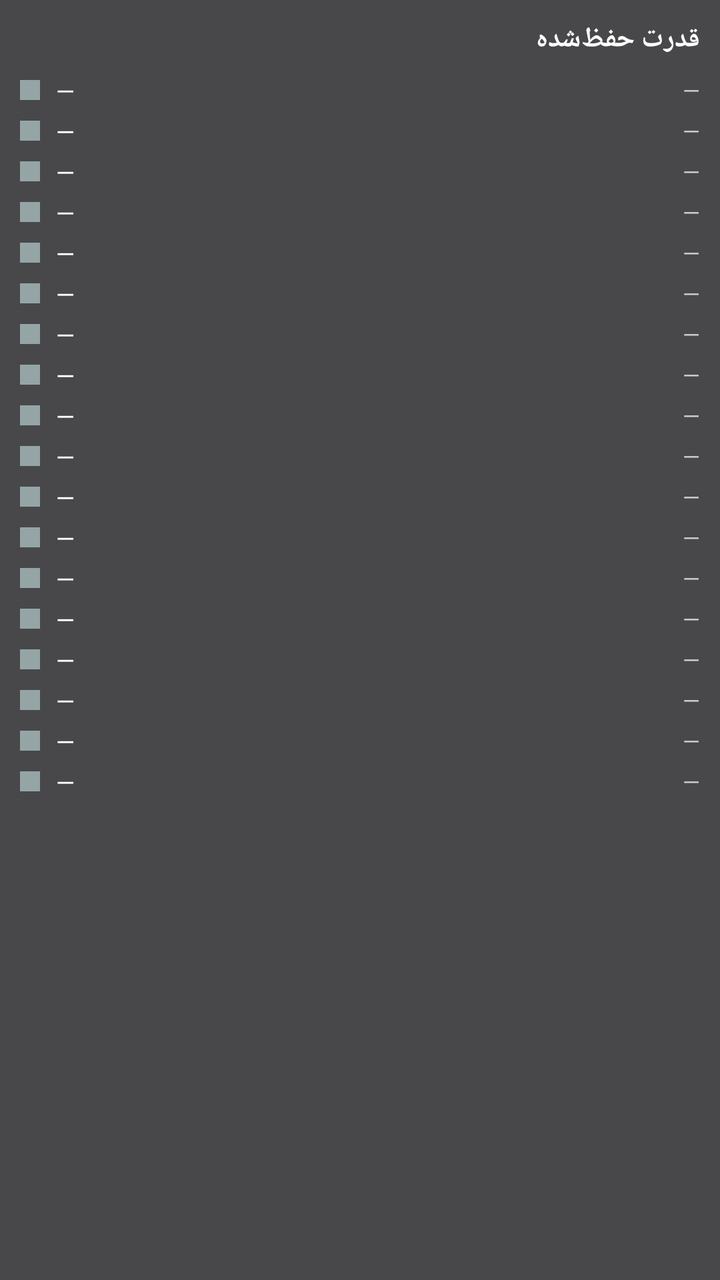
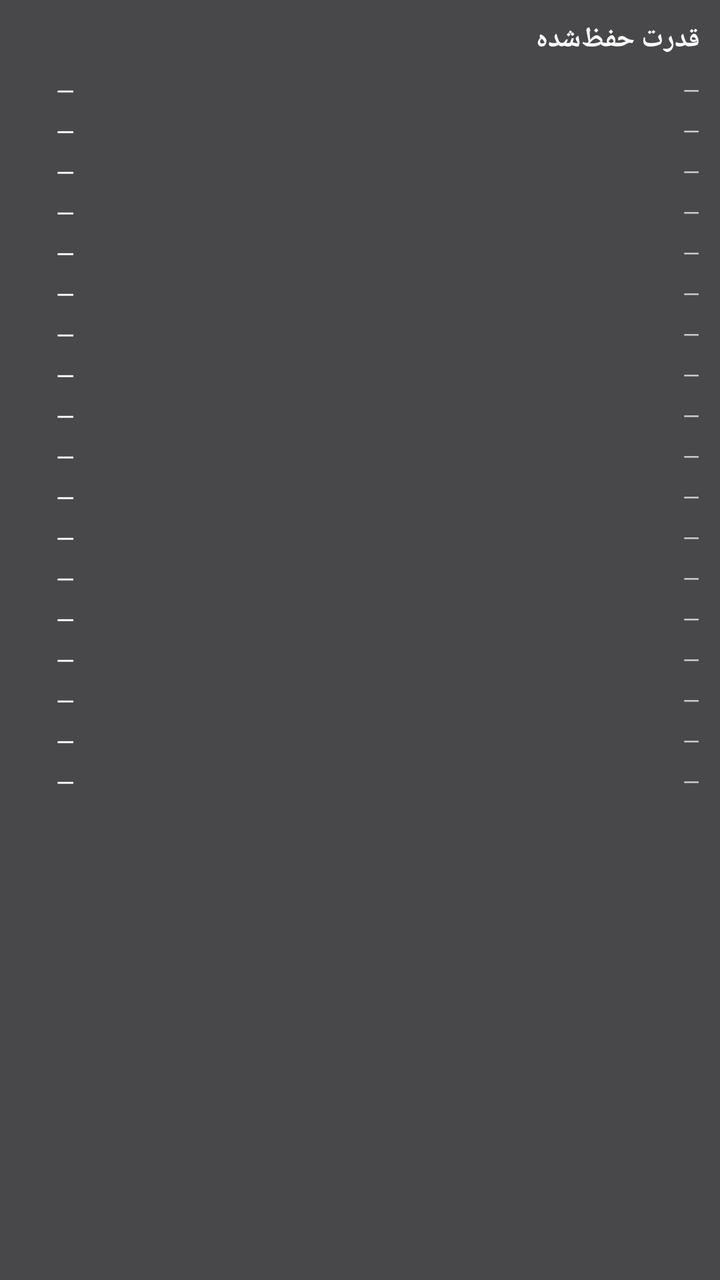

The first picture is an Android layout as it rendered before a commit; the second is the same layout after the commit. The layout source and the unified diff follow.
<!-- AndroidManifest.xml: application theme AppTheme -->
<!-- res/layout/widget_muscle_strength.xml -->
<?xml version="1.0" encoding="utf-8"?>
<LinearLayout xmlns:android="http://schemas.android.com/apk/res/android"
    android:id="@+id/wroot"
    android:layout_width="match_parent"
    android:layout_height="match_parent"
    android:orientation="vertical"
    android:padding="10dp"
    android:background="#CC1C1C1E">
    <TextView
        android:id="@+id/wtitle"
        android:layout_width="match_parent"
        android:layout_height="wrap_content"
        android:text="قدرت حفظ‌شده"
        android:textStyle="bold"
        android:textSize="14sp"
        android:textColor="#FFFFFF"
        android:paddingBottom="6dp" />

        <LinearLayout
            android:id="@+id/mrow0"
            android:layout_width="match_parent"
            android:layout_height="wrap_content"
            android:orientation="horizontal"
            android:gravity="center_vertical"
            android:paddingTop="2dp"
            android:paddingBottom="2dp">
            <TextView
                android:id="@+id/mdot0"
                android:layout_width="10dp"
                android:layout_height="10dp"
                android:layout_marginEnd="8dp"
                android:background="#95A5A6" />
            <TextView
                android:id="@+id/mname0"
                android:layout_width="0dp"
                android:layout_height="wrap_content"
                android:layout_weight="1"
                android:textSize="12sp"
                android:textColor="#FFFFFF"
                android:text="—" />
            <TextView
                android:id="@+id/mval0"
                android:layout_width="36dp"
                android:layout_height="wrap_content"
                android:gravity="end"
                android:textSize="11sp"
                android:textColor="#CCCCCC"
                android:text="—" />
        </LinearLayout>

        <LinearLayout
            android:id="@+id/mrow1"
            android:layout_width="match_parent"
            android:layout_height="wrap_content"
            android:orientation="horizontal"
            android:gravity="center_vertical"
            android:paddingTop="2dp"
            android:paddingBottom="2dp">
            <TextView
                android:id="@+id/mdot1"
                android:layout_width="10dp"
                android:layout_height="10dp"
                android:layout_marginEnd="8dp"
                android:background="#95A5A6" />
            <TextView
                android:id="@+id/mname1"
                android:layout_width="0dp"
                android:layout_height="wrap_content"
                android:layout_weight="1"
                android:textSize="12sp"
                android:textColor="#FFFFFF"
                android:text="—" />
            <TextView
                android:id="@+id/mval1"
                android:layout_width="36dp"
                android:layout_height="wrap_content"
                android:gravity="end"
                android:textSize="11sp"
                android:textColor="#CCCCCC"
                android:text="—" />
        </LinearLayout>

        <LinearLayout
            android:id="@+id/mrow2"
            android:layout_width="match_parent"
            android:layout_height="wrap_content"
            android:orientation="horizontal"
            android:gravity="center_vertical"
            android:paddingTop="2dp"
            android:paddingBottom="2dp">
            <TextView
                android:id="@+id/mdot2"
                android:layout_width="10dp"
                android:layout_height="10dp"
                android:layout_marginEnd="8dp"
                android:background="#95A5A6" />
            <TextView
                android:id="@+id/mname2"
                android:layout_width="0dp"
                android:layout_height="wrap_content"
                android:layout_weight="1"
                android:textSize="12sp"
                android:textColor="#FFFFFF"
                android:text="—" />
            <TextView
                android:id="@+id/mval2"
                android:layout_width="36dp"
                android:layout_height="wrap_content"
                android:gravity="end"
                android:textSize="11sp"
                android:textColor="#CCCCCC"
                android:text="—" />
        </LinearLayout>

        <LinearLayout
            android:id="@+id/mrow3"
            android:layout_width="match_parent"
            android:layout_height="wrap_content"
            android:orientation="horizontal"
            android:gravity="center_vertical"
            android:paddingTop="2dp"
            android:paddingBottom="2dp">
            <TextView
                android:id="@+id/mdot3"
                android:layout_width="10dp"
                android:layout_height="10dp"
                android:layout_marginEnd="8dp"
                android:background="#95A5A6" />
            <TextView
                android:id="@+id/mname3"
                android:layout_width="0dp"
                android:layout_height="wrap_content"
                android:layout_weight="1"
                android:textSize="12sp"
                android:textColor="#FFFFFF"
                android:text="—" />
            <TextView
                android:id="@+id/mval3"
                android:layout_width="36dp"
                android:layout_height="wrap_content"
                android:gravity="end"
                android:textSize="11sp"
                android:textColor="#CCCCCC"
                android:text="—" />
        </LinearLayout>

        <LinearLayout
            android:id="@+id/mrow4"
            android:layout_width="match_parent"
            android:layout_height="wrap_content"
            android:orientation="horizontal"
            android:gravity="center_vertical"
            android:paddingTop="2dp"
            android:paddingBottom="2dp">
            <TextView
                android:id="@+id/mdot4"
                android:layout_width="10dp"
                android:layout_height="10dp"
                android:layout_marginEnd="8dp"
                android:background="#95A5A6" />
            <TextView
                android:id="@+id/mname4"
                android:layout_width="0dp"
                android:layout_height="wrap_content"
                android:layout_weight="1"
                android:textSize="12sp"
                android:textColor="#FFFFFF"
                android:text="—" />
            <TextView
                android:id="@+id/mval4"
                android:layout_width="36dp"
                android:layout_height="wrap_content"
                android:gravity="end"
                android:textSize="11sp"
                android:textColor="#CCCCCC"
                android:text="—" />
        </LinearLayout>

        <LinearLayout
            android:id="@+id/mrow5"
            android:layout_width="match_parent"
            android:layout_height="wrap_content"
            android:orientation="horizontal"
            android:gravity="center_vertical"
            android:paddingTop="2dp"
            android:paddingBottom="2dp">
            <TextView
                android:id="@+id/mdot5"
                android:layout_width="10dp"
                android:layout_height="10dp"
                android:layout_marginEnd="8dp"
                android:background="#95A5A6" />
            <TextView
                android:id="@+id/mname5"
                android:layout_width="0dp"
                android:layout_height="wrap_content"
                android:layout_weight="1"
                android:textSize="12sp"
                android:textColor="#FFFFFF"
                android:text="—" />
            <TextView
                android:id="@+id/mval5"
                android:layout_width="36dp"
                android:layout_height="wrap_content"
                android:gravity="end"
                android:textSize="11sp"
                android:textColor="#CCCCCC"
                android:text="—" />
        </LinearLayout>

        <LinearLayout
            android:id="@+id/mrow6"
            android:layout_width="match_parent"
            android:layout_height="wrap_content"
            android:orientation="horizontal"
            android:gravity="center_vertical"
            android:paddingTop="2dp"
            android:paddingBottom="2dp">
            <TextView
                android:id="@+id/mdot6"
                android:layout_width="10dp"
                android:layout_height="10dp"
                android:layout_marginEnd="8dp"
                android:background="#95A5A6" />
            <TextView
                android:id="@+id/mname6"
                android:layout_width="0dp"
                android:layout_height="wrap_content"
                android:layout_weight="1"
                android:textSize="12sp"
                android:textColor="#FFFFFF"
                android:text="—" />
            <TextView
                android:id="@+id/mval6"
                android:layout_width="36dp"
                android:layout_height="wrap_content"
                android:gravity="end"
                android:textSize="11sp"
                android:textColor="#CCCCCC"
                android:text="—" />
        </LinearLayout>

        <LinearLayout
            android:id="@+id/mrow7"
            android:layout_width="match_parent"
            android:layout_height="wrap_content"
            android:orientation="horizontal"
            android:gravity="center_vertical"
            android:paddingTop="2dp"
            android:paddingBottom="2dp">
            <TextView
                android:id="@+id/mdot7"
                android:layout_width="10dp"
                android:layout_height="10dp"
                android:layout_marginEnd="8dp"
                android:background="#95A5A6" />
            <TextView
                android:id="@+id/mname7"
                android:layout_width="0dp"
                android:layout_height="wrap_content"
                android:layout_weight="1"
                android:textSize="12sp"
                android:textColor="#FFFFFF"
                android:text="—" />
            <TextView
                android:id="@+id/mval7"
                android:layout_width="36dp"
                android:layout_height="wrap_content"
                android:gravity="end"
                android:textSize="11sp"
                android:textColor="#CCCCCC"
                android:text="—" />
        </LinearLayout>

        <LinearLayout
            android:id="@+id/mrow8"
            android:layout_width="match_parent"
            android:layout_height="wrap_content"
            android:orientation="horizontal"
            android:gravity="center_vertical"
            android:paddingTop="2dp"
            android:paddingBottom="2dp">
            <TextView
                android:id="@+id/mdot8"
                android:layout_width="10dp"
                android:layout_height="10dp"
                android:layout_marginEnd="8dp"
                android:background="#95A5A6" />
            <TextView
                android:id="@+id/mname8"
                android:layout_width="0dp"
                android:layout_height="wrap_content"
                android:layout_weight="1"
                android:textSize="12sp"
                android:textColor="#FFFFFF"
                android:text="—" />
            <TextView
                android:id="@+id/mval8"
                android:layout_width="36dp"
                android:layout_height="wrap_content"
                android:gravity="end"
                android:textSize="11sp"
                android:textColor="#CCCCCC"
                android:text="—" />
        </LinearLayout>

        <LinearLayout
            android:id="@+id/mrow9"
            android:layout_width="match_parent"
            android:layout_height="wrap_content"
            android:orientation="horizontal"
            android:gravity="center_vertical"
            android:paddingTop="2dp"
            android:paddingBottom="2dp">
            <TextView
                android:id="@+id/mdot9"
                android:layout_width="10dp"
                android:layout_height="10dp"
                android:layout_marginEnd="8dp"
                android:background="#95A5A6" />
            <TextView
                android:id="@+id/mname9"
                android:layout_width="0dp"
                android:layout_height="wrap_content"
                android:layout_weight="1"
                android:textSize="12sp"
                android:textColor="#FFFFFF"
                android:text="—" />
            <TextView
                android:id="@+id/mval9"
                android:layout_width="36dp"
                android:layout_height="wrap_content"
                android:gravity="end"
                android:textSize="11sp"
                android:textColor="#CCCCCC"
                android:text="—" />
        </LinearLayout>

        <LinearLayout
            android:id="@+id/mrow10"
            android:layout_width="match_parent"
            android:layout_height="wrap_content"
            android:orientation="horizontal"
            android:gravity="center_vertical"
            android:paddingTop="2dp"
            android:paddingBottom="2dp">
            <TextView
                android:id="@+id/mdot10"
                android:layout_width="10dp"
                android:layout_height="10dp"
                android:layout_marginEnd="8dp"
                android:background="#95A5A6" />
            <TextView
                android:id="@+id/mname10"
                android:layout_width="0dp"
                android:layout_height="wrap_content"
                android:layout_weight="1"
                android:textSize="12sp"
                android:textColor="#FFFFFF"
                android:text="—" />
            <TextView
                android:id="@+id/mval10"
                android:layout_width="36dp"
                android:layout_height="wrap_content"
                android:gravity="end"
                android:textSize="11sp"
                android:textColor="#CCCCCC"
                android:text="—" />
        </LinearLayout>

        <LinearLayout
            android:id="@+id/mrow11"
            android:layout_width="match_parent"
            android:layout_height="wrap_content"
            android:orientation="horizontal"
            android:gravity="center_vertical"
            android:paddingTop="2dp"
            android:paddingBottom="2dp">
            <TextView
                android:id="@+id/mdot11"
                android:layout_width="10dp"
                android:layout_height="10dp"
                android:layout_marginEnd="8dp"
                android:background="#95A5A6" />
            <TextView
                android:id="@+id/mname11"
                android:layout_width="0dp"
                android:layout_height="wrap_content"
                android:layout_weight="1"
                android:textSize="12sp"
                android:textColor="#FFFFFF"
                android:text="—" />
            <TextView
                android:id="@+id/mval11"
                android:layout_width="36dp"
                android:layout_height="wrap_content"
                android:gravity="end"
                android:textSize="11sp"
                android:textColor="#CCCCCC"
                android:text="—" />
        </LinearLayout>

        <LinearLayout
            android:id="@+id/mrow12"
            android:layout_width="match_parent"
            android:layout_height="wrap_content"
            android:orientation="horizontal"
            android:gravity="center_vertical"
            android:paddingTop="2dp"
            android:paddingBottom="2dp">
            <TextView
                android:id="@+id/mdot12"
                android:layout_width="10dp"
                android:layout_height="10dp"
                android:layout_marginEnd="8dp"
                android:background="#95A5A6" />
            <TextView
                android:id="@+id/mname12"
                android:layout_width="0dp"
                android:layout_height="wrap_content"
                android:layout_weight="1"
                android:textSize="12sp"
                android:textColor="#FFFFFF"
                android:text="—" />
            <TextView
                android:id="@+id/mval12"
                android:layout_width="36dp"
                android:layout_height="wrap_content"
                android:gravity="end"
                android:textSize="11sp"
                android:textColor="#CCCCCC"
                android:text="—" />
        </LinearLayout>

        <LinearLayout
            android:id="@+id/mrow13"
            android:layout_width="match_parent"
            android:layout_height="wrap_content"
            android:orientation="horizontal"
            android:gravity="center_vertical"
            android:paddingTop="2dp"
            android:paddingBottom="2dp">
            <TextView
                android:id="@+id/mdot13"
                android:layout_width="10dp"
                android:layout_height="10dp"
                android:layout_marginEnd="8dp"
                android:background="#95A5A6" />
            <TextView
                android:id="@+id/mname13"
                android:layout_width="0dp"
                android:layout_height="wrap_content"
                android:layout_weight="1"
                android:textSize="12sp"
                android:textColor="#FFFFFF"
                android:text="—" />
            <TextView
                android:id="@+id/mval13"
                android:layout_width="36dp"
                android:layout_height="wrap_content"
                android:gravity="end"
                android:textSize="11sp"
                android:textColor="#CCCCCC"
                android:text="—" />
        </LinearLayout>

        <LinearLayout
            android:id="@+id/mrow14"
            android:layout_width="match_parent"
            android:layout_height="wrap_content"
            android:orientation="horizontal"
            android:gravity="center_vertical"
            android:paddingTop="2dp"
            android:paddingBottom="2dp">
            <TextView
                android:id="@+id/mdot14"
                android:layout_width="10dp"
                android:layout_height="10dp"
                android:layout_marginEnd="8dp"
                android:background="#95A5A6" />
            <TextView
                android:id="@+id/mname14"
                android:layout_width="0dp"
                android:layout_height="wrap_content"
                android:layout_weight="1"
                android:textSize="12sp"
                android:textColor="#FFFFFF"
                android:text="—" />
            <TextView
                android:id="@+id/mval14"
                android:layout_width="36dp"
                android:layout_height="wrap_content"
                android:gravity="end"
                android:textSize="11sp"
                android:textColor="#CCCCCC"
                android:text="—" />
        </LinearLayout>

        <LinearLayout
            android:id="@+id/mrow15"
            android:layout_width="match_parent"
            android:layout_height="wrap_content"
            android:orientation="horizontal"
            android:gravity="center_vertical"
            android:paddingTop="2dp"
            android:paddingBottom="2dp">
            <TextView
                android:id="@+id/mdot15"
                android:layout_width="10dp"
                android:layout_height="10dp"
                android:layout_marginEnd="8dp"
                android:background="#95A5A6" />
            <TextView
                android:id="@+id/mname15"
                android:layout_width="0dp"
                android:layout_height="wrap_content"
                android:layout_weight="1"
                android:textSize="12sp"
                android:textColor="#FFFFFF"
                android:text="—" />
            <TextView
                android:id="@+id/mval15"
                android:layout_width="36dp"
                android:layout_height="wrap_content"
                android:gravity="end"
                android:textSize="11sp"
                android:textColor="#CCCCCC"
                android:text="—" />
        </LinearLayout>

        <LinearLayout
            android:id="@+id/mrow16"
            android:layout_width="match_parent"
            android:layout_height="wrap_content"
            android:orientation="horizontal"
            android:gravity="center_vertical"
            android:paddingTop="2dp"
            android:paddingBottom="2dp">
            <TextView
                android:id="@+id/mdot16"
                android:layout_width="10dp"
                android:layout_height="10dp"
                android:layout_marginEnd="8dp"
                android:background="#95A5A6" />
            <TextView
                android:id="@+id/mname16"
                android:layout_width="0dp"
                android:layout_height="wrap_content"
                android:layout_weight="1"
                android:textSize="12sp"
                android:textColor="#FFFFFF"
                android:text="—" />
            <TextView
                android:id="@+id/mval16"
                android:layout_width="36dp"
                android:layout_height="wrap_content"
                android:gravity="end"
                android:textSize="11sp"
                android:textColor="#CCCCCC"
                android:text="—" />
        </LinearLayout>

        <LinearLayout
            android:id="@+id/mrow17"
            android:layout_width="match_parent"
            android:layout_height="wrap_content"
            android:orientation="horizontal"
            android:gravity="center_vertical"
            android:paddingTop="2dp"
            android:paddingBottom="2dp">
            <TextView
                android:id="@+id/mdot17"
                android:layout_width="10dp"
                android:layout_height="10dp"
                android:layout_marginEnd="8dp"
                android:background="#95A5A6" />
            <TextView
                android:id="@+id/mname17"
                android:layout_width="0dp"
                android:layout_height="wrap_content"
                android:layout_weight="1"
                android:textSize="12sp"
                android:textColor="#FFFFFF"
                android:text="—" />
            <TextView
                android:id="@+id/mval17"
                android:layout_width="36dp"
                android:layout_height="wrap_content"
                android:gravity="end"
                android:textSize="11sp"
                android:textColor="#CCCCCC"
                android:text="—" />
        </LinearLayout>
    <TextView
        android:id="@+id/wfooter"
        android:layout_width="match_parent"
        android:layout_height="wrap_content"
        android:textSize="11sp"
        android:textColor="#AAAAAA"
        android:paddingTop="6dp"
        android:text="" />
</LinearLayout>
<!-- resources referenced by this layout -->
<resources>
  <style name="AppTheme" parent="Theme.AppCompat.Light.DarkActionBar">
          
          <item name="colorPrimary">@color/colorPrimary</item>
          <item name="colorPrimaryDark">@color/colorPrimaryDark</item>
          <item name="colorAccent">@color/colorAccent</item>
      </style>
</resources>

<!-- the commit's change to res/layout/widget_muscle_strength.xml (unified diff, before → after) -->
@@ -24,12 +24,7 @@
             android:gravity="center_vertical"
             android:paddingTop="2dp"
             android:paddingBottom="2dp">
-            <TextView
-                android:id="@+id/mdot0"
-                android:layout_width="10dp"
-                android:layout_height="10dp"
-                android:layout_marginEnd="8dp"
-                android:background="#95A5A6" />
+            <ImageView android:id="@+id/mdot0" android:layout_width="10dp" android:layout_height="10dp" android:layout_marginEnd="8dp" android:contentDescription="dot" />
             <TextView
                 android:id="@+id/mname0"
                 android:layout_width="0dp"
@@ -56,12 +51,7 @@
             android:gravity="center_vertical"
             android:paddingTop="2dp"
             android:paddingBottom="2dp">
-            <TextView
-                android:id="@+id/mdot1"
-                android:layout_width="10dp"
-                android:layout_height="10dp"
-                android:layout_marginEnd="8dp"
-                android:background="#95A5A6" />
+            <ImageView android:id="@+id/mdot1" android:layout_width="10dp" android:layout_height="10dp" android:layout_marginEnd="8dp" android:contentDescription="dot" />
             <TextView
                 android:id="@+id/mname1"
                 android:layout_width="0dp"
@@ -88,12 +78,7 @@
             android:gravity="center_vertical"
             android:paddingTop="2dp"
             android:paddingBottom="2dp">
-            <TextView
-                android:id="@+id/mdot2"
-                android:layout_width="10dp"
-                android:layout_height="10dp"
-                android:layout_marginEnd="8dp"
-                android:background="#95A5A6" />
+            <ImageView android:id="@+id/mdot2" android:layout_width="10dp" android:layout_height="10dp" android:layout_marginEnd="8dp" android:contentDescription="dot" />
             <TextView
                 android:id="@+id/mname2"
                 android:layout_width="0dp"
@@ -120,12 +105,7 @@
             android:gravity="center_vertical"
             android:paddingTop="2dp"
             android:paddingBottom="2dp">
-            <TextView
-                android:id="@+id/mdot3"
-                android:layout_width="10dp"
-                android:layout_height="10dp"
-                android:layout_marginEnd="8dp"
-                android:background="#95A5A6" />
+            <ImageView android:id="@+id/mdot3" android:layout_width="10dp" android:layout_height="10dp" android:layout_marginEnd="8dp" android:contentDescription="dot" />
             <TextView
                 android:id="@+id/mname3"
                 android:layout_width="0dp"
@@ -152,12 +132,7 @@
             android:gravity="center_vertical"
             android:paddingTop="2dp"
             android:paddingBottom="2dp">
-            <TextView
-                android:id="@+id/mdot4"
-                android:layout_width="10dp"
-                android:layout_height="10dp"
-                android:layout_marginEnd="8dp"
-                android:background="#95A5A6" />
+            <ImageView android:id="@+id/mdot4" android:layout_width="10dp" android:layout_height="10dp" android:layout_marginEnd="8dp" android:contentDescription="dot" />
             <TextView
                 android:id="@+id/mname4"
                 android:layout_width="0dp"
@@ -184,12 +159,7 @@
             android:gravity="center_vertical"
             android:paddingTop="2dp"
             android:paddingBottom="2dp">
-            <TextView
-                android:id="@+id/mdot5"
-                android:layout_width="10dp"
-                android:layout_height="10dp"
-                android:layout_marginEnd="8dp"
-                android:background="#95A5A6" />
+            <ImageView android:id="@+id/mdot5" android:layout_width="10dp" android:layout_height="10dp" android:layout_marginEnd="8dp" android:contentDescription="dot" />
             <TextView
                 android:id="@+id/mname5"
                 android:layout_width="0dp"
@@ -216,12 +186,7 @@
             android:gravity="center_vertical"
             android:paddingTop="2dp"
             android:paddingBottom="2dp">
-            <TextView
-                android:id="@+id/mdot6"
-                android:layout_width="10dp"
-                android:layout_height="10dp"
-                android:layout_marginEnd="8dp"
-                android:background="#95A5A6" />
+            <ImageView android:id="@+id/mdot6" android:layout_width="10dp" android:layout_height="10dp" android:layout_marginEnd="8dp" android:contentDescription="dot" />
             <TextView
                 android:id="@+id/mname6"
                 android:layout_width="0dp"
@@ -248,12 +213,7 @@
             android:gravity="center_vertical"
             android:paddingTop="2dp"
             android:paddingBottom="2dp">
-            <TextView
-                android:id="@+id/mdot7"
-                android:layout_width="10dp"
-                android:layout_height="10dp"
-                android:layout_marginEnd="8dp"
-                android:background="#95A5A6" />
+            <ImageView android:id="@+id/mdot7" android:layout_width="10dp" android:layout_height="10dp" android:layout_marginEnd="8dp" android:contentDescription="dot" />
             <TextView
                 android:id="@+id/mname7"
                 android:layout_width="0dp"
@@ -280,12 +240,7 @@
             android:gravity="center_vertical"
             android:paddingTop="2dp"
             android:paddingBottom="2dp">
-            <TextView
-                android:id="@+id/mdot8"
-                android:layout_width="10dp"
-                android:layout_height="10dp"
-                android:layout_marginEnd="8dp"
-                android:background="#95A5A6" />
+            <ImageView android:id="@+id/mdot8" android:layout_width="10dp" android:layout_height="10dp" android:layout_marginEnd="8dp" android:contentDescription="dot" />
             <TextView
                 android:id="@+id/mname8"
                 android:layout_width="0dp"
@@ -312,12 +267,7 @@
             android:gravity="center_vertical"
             android:paddingTop="2dp"
             android:paddingBottom="2dp">
-            <TextView
-                android:id="@+id/mdot9"
-                android:layout_width="10dp"
-                android:layout_height="10dp"
-                android:layout_marginEnd="8dp"
-                android:background="#95A5A6" />
+            <ImageView android:id="@+id/mdot9" android:layout_width="10dp" android:layout_height="10dp" android:layout_marginEnd="8dp" android:contentDescription="dot" />
             <TextView
                 android:id="@+id/mname9"
                 android:layout_width="0dp"
@@ -344,12 +294,7 @@
             android:gravity="center_vertical"
             android:paddingTop="2dp"
             android:paddingBottom="2dp">
-            <TextView
-                android:id="@+id/mdot10"
-                android:layout_width="10dp"
-                android:layout_height="10dp"
-                android:layout_marginEnd="8dp"
-                android:background="#95A5A6" />
+            <ImageView android:id="@+id/mdot10" android:layout_width="10dp" android:layout_height="10dp" android:layout_marginEnd="8dp" android:contentDescription="dot" />
             <TextView
                 android:id="@+id/mname10"
                 android:layout_width="0dp"
@@ -376,12 +321,7 @@
             android:gravity="center_vertical"
             android:paddingTop="2dp"
             android:paddingBottom="2dp">
-            <TextView
-                android:id="@+id/mdot11"
-                android:layout_width="10dp"
-                android:layout_height="10dp"
-                android:layout_marginEnd="8dp"
-                android:background="#95A5A6" />
+            <ImageView android:id="@+id/mdot11" android:layout_width="10dp" android:layout_height="10dp" android:layout_marginEnd="8dp" android:contentDescription="dot" />
             <TextView
                 android:id="@+id/mname11"
                 android:layout_width="0dp"
@@ -408,12 +348,7 @@
             android:gravity="center_vertical"
             android:paddingTop="2dp"
             android:paddingBottom="2dp">
-            <TextView
-                android:id="@+id/mdot12"
-                android:layout_width="10dp"
-                android:layout_height="10dp"
-                android:layout_marginEnd="8dp"
-                android:background="#95A5A6" />
+            <ImageView android:id="@+id/mdot12" android:layout_width="10dp" android:layout_height="10dp" android:layout_marginEnd="8dp" android:contentDescription="dot" />
             <TextView
                 android:id="@+id/mname12"
                 android:layout_width="0dp"
@@ -440,12 +375,7 @@
             android:gravity="center_vertical"
             android:paddingTop="2dp"
             android:paddingBottom="2dp">
-            <TextView
-                android:id="@+id/mdot13"
-                android:layout_width="10dp"
-                android:layout_height="10dp"
-                android:layout_marginEnd="8dp"
-                android:background="#95A5A6" />
+            <ImageView android:id="@+id/mdot13" android:layout_width="10dp" android:layout_height="10dp" android:layout_marginEnd="8dp" android:contentDescription="dot" />
             <TextView
                 android:id="@+id/mname13"
                 android:layout_width="0dp"
@@ -472,12 +402,7 @@
             android:gravity="center_vertical"
             android:paddingTop="2dp"
             android:paddingBottom="2dp">
-            <TextView
-                android:id="@+id/mdot14"
-                android:layout_width="10dp"
-                android:layout_height="10dp"
-                android:layout_marginEnd="8dp"
-                android:background="#95A5A6" />
+            <ImageView android:id="@+id/mdot14" android:layout_width="10dp" android:layout_height="10dp" android:layout_marginEnd="8dp" android:contentDescription="dot" />
             <TextView
                 android:id="@+id/mname14"
                 android:layout_width="0dp"
@@ -504,12 +429,7 @@
             android:gravity="center_vertical"
             android:paddingTop="2dp"
             android:paddingBottom="2dp">
-            <TextView
-                android:id="@+id/mdot15"
-                android:layout_width="10dp"
-                android:layout_height="10dp"
-                android:layout_marginEnd="8dp"
-                android:background="#95A5A6" />
+            <ImageView android:id="@+id/mdot15" android:layout_width="10dp" android:layout_height="10dp" android:layout_marginEnd="8dp" android:contentDescription="dot" />
             <TextView
                 android:id="@+id/mname15"
                 android:layout_width="0dp"
@@ -536,12 +456,7 @@
             android:gravity="center_vertical"
             android:paddingTop="2dp"
             android:paddingBottom="2dp">
-            <TextView
-                android:id="@+id/mdot16"
-                android:layout_width="10dp"
-                android:layout_height="10dp"
-                android:layout_marginEnd="8dp"
-                android:background="#95A5A6" />
+            <ImageView android:id="@+id/mdot16" android:layout_width="10dp" android:layout_height="10dp" android:layout_marginEnd="8dp" android:contentDescription="dot" />
             <TextView
                 android:id="@+id/mname16"
                 android:layout_width="0dp"
@@ -568,12 +483,7 @@
             android:gravity="center_vertical"
             android:paddingTop="2dp"
             android:paddingBottom="2dp">
-            <TextView
-                android:id="@+id/mdot17"
-                android:layout_width="10dp"
-                android:layout_height="10dp"
-                android:layout_marginEnd="8dp"
-                android:background="#95A5A6" />
+            <ImageView android:id="@+id/mdot17" android:layout_width="10dp" android:layout_height="10dp" android:layout_marginEnd="8dp" android:contentDescription="dot" />
             <TextView
                 android:id="@+id/mname17"
                 android:layout_width="0dp"
